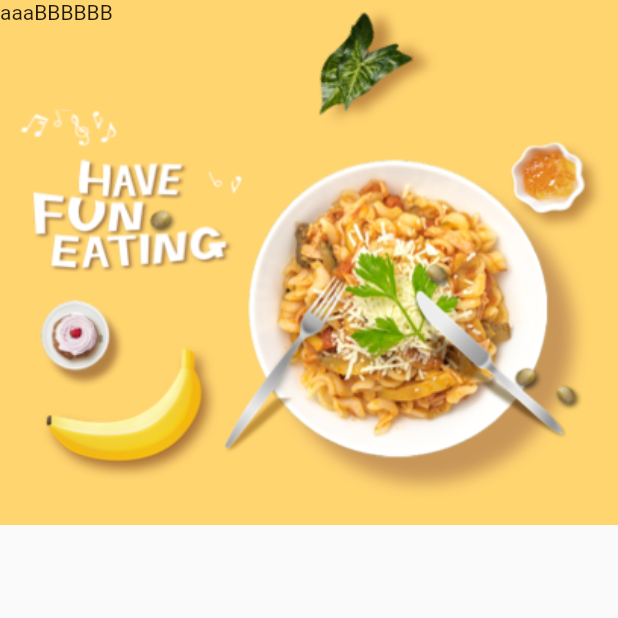
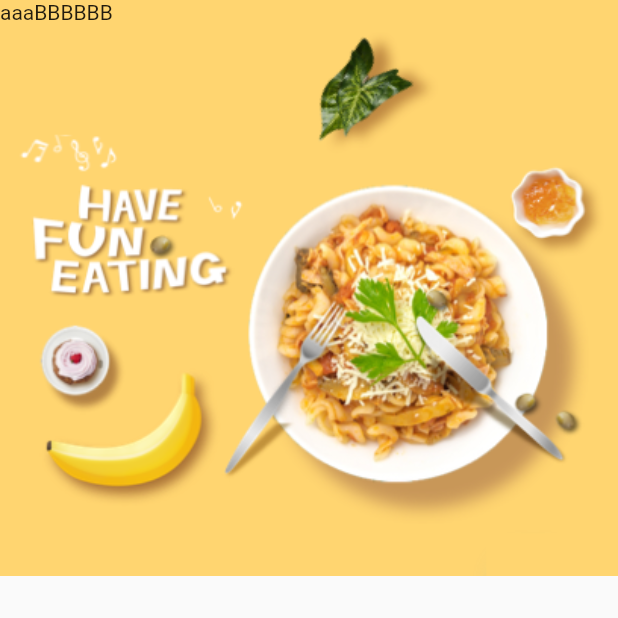
Before and after one commit to sEmoto0808/Flutter-EC-app, a Flutter app: the FoodDetailPage screen opened directly, on a phone screen of 412 x 824 dp, the top half of it. Run offline on Flutter 3.47's test engine with Material 2 defaults, Android fonts, the phone set to English and light mode, and no system bars; our stand-ins replace dots_indicator, get.

Commit message:
背景画像の設定を修正

```diff
--- a/src/lib/pages/food_detail_page.dart
+++ b/src/lib/pages/food_detail_page.dart
@@ -8,11 +8,12 @@ class FoodDetailPage extends StatelessWidget {
     return Scaffold(
       body: Container(
         width: double.maxFinite,
-        height: 350,
+        height: double.maxFinite,
         decoration: const BoxDecoration(
           image: DecorationImage(
             image: AssetImage('assets/images/food0.png'),
-            fit: BoxFit.cover,
+            fit: BoxFit.fitWidth,
+            alignment: Alignment.topCenter,
           ),
         ),
         child: const Text('aaaBBBBBB'),
```
